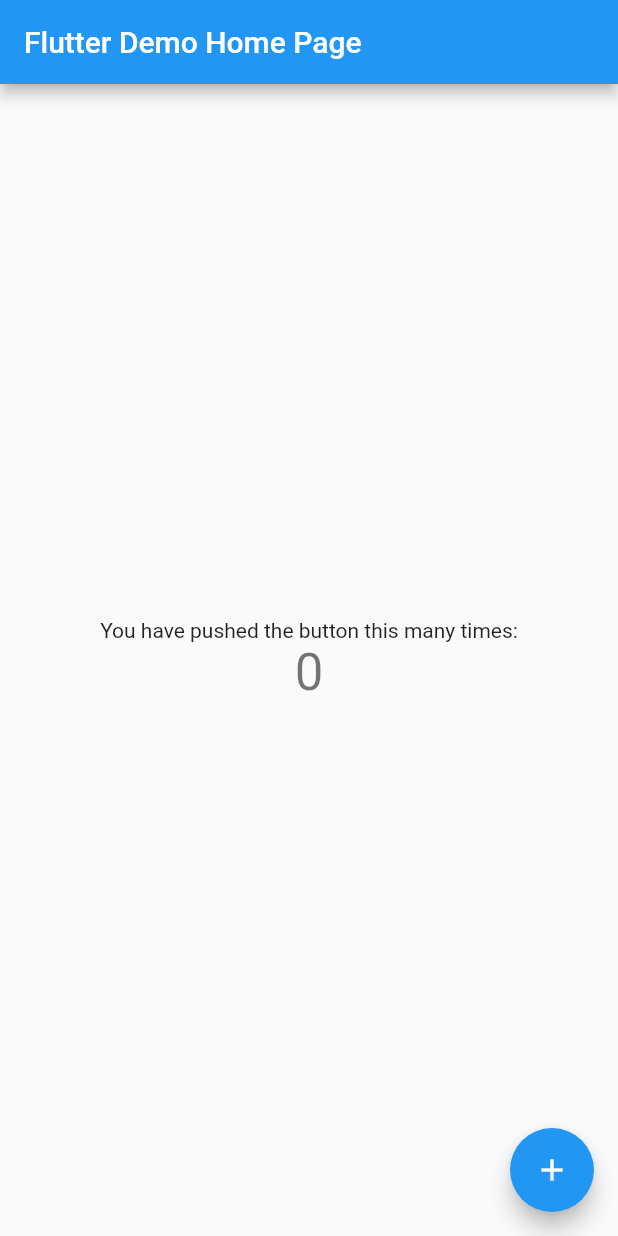
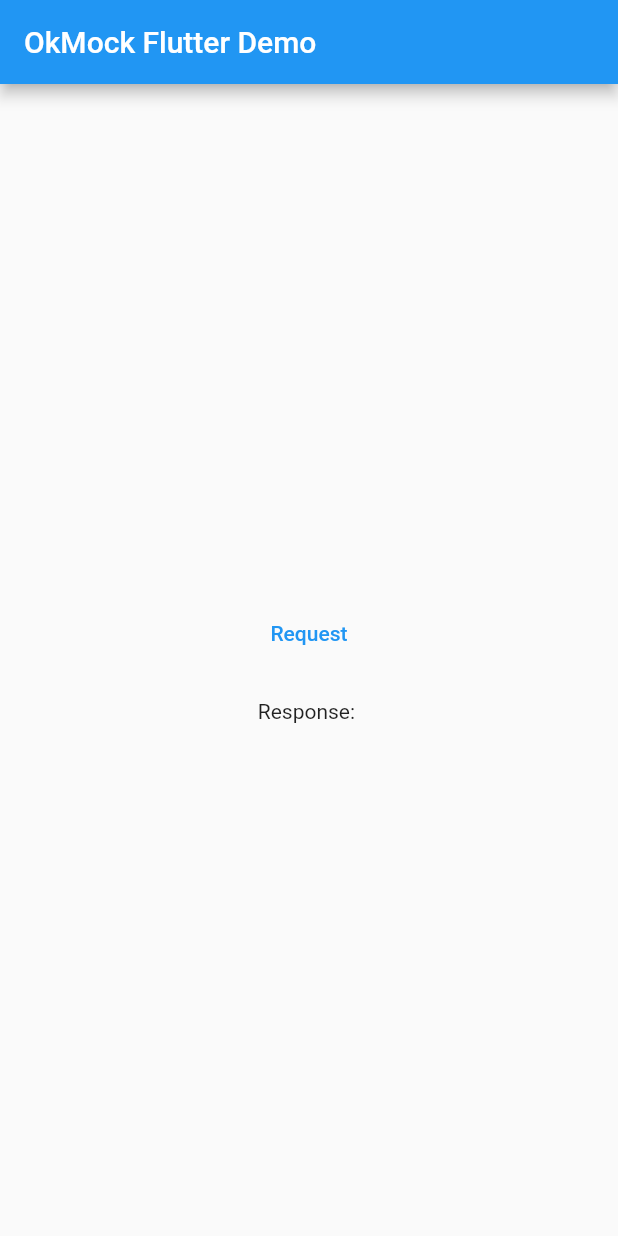
Before and after one commit to esafirm/okmock, a Flutter app: the screen it shows after launch, on a phone screen of 412 x 824 dp. Run offline on Flutter 3.47's test engine with Material 2 defaults, Android fonts, the phone set to English and light mode, and no system bars; our stand-ins replace dio.

Commit message:
Make flutter compatible with the new format

```diff
--- a/flutter_okmock/lib/OkMockAdapter.dart
+++ b/flutter_okmock/lib/OkMockAdapter.dart
@@ -34,7 +34,7 @@
   @override
   String serialize(RequestOptions options, OkMockPayload payload) {
     String time = format.format(DateTime.now());
-    return "$time - Intercept ${options.uri.path} by ${payload.path}";
+    return "$time - Intercept ${options.uri.path} by ${payload.matcher.path}";
   }
 }
 
--- a/flutter_okmock/lib/OkMockPayload.dart
+++ b/flutter_okmock/lib/OkMockPayload.dart
@@ -1,21 +1,13 @@
-class OkMockPayload {
+class Matcher {
   RegExp path;
-  String body;
   String method;
-  int code;
-  String message;
-  Map<String, String> headers;
 
-  OkMockPayload.fromJson(Map<String, dynamic> json) {
+  Matcher.fromJson(Map<String, Object> json) {
     String regexString = _createRegexFromGlob(json["path"]);
     print("regexString: $regexString");
 
     path = RegExp(regexString);
-    body = json["body"].toString();
     method = json["method"];
-    code = json["code"];
-    message = json["message"];
-    headers = json["headers"];
   }
 
   String _createRegexFromGlob(String glob) {
@@ -43,3 +35,30 @@
     return out;
   }
 }
+
+class Mock {
+  String body;
+  int code;
+  String message;
+  Map<String, String> headers;
+
+  Mock.fromJson(Map<String, dynamic> json) {
+    body = json["body"].toString();
+    code = json["code"];
+    message = json["message"];
+    headers = json["headers"];
+  }
+}
+
+class OkMockPayload {
+  Matcher matcher;
+  Mock mock;
+
+  OkMockPayload.fromJson(Map<String, dynamic> json) {
+    Map<String, dynamic> matcherJson = json["matcher"];
+    Map<String, dynamic> mockJson = json["mock"];
+
+    matcher = Matcher.fromJson(matcherJson);
+    mock = Mock.fromJson(mockJson);
+  }
+}
--- a/flutter_sample/lib/http_request.dart
+++ b/flutter_sample/lib/http_request.dart
@@ -3,10 +3,10 @@
 
 Dio _dio;
 
-void getHttp() async {
+dynamic getHttp() async {
   try {
     Response response = await getDio().get("http://www.google.com");
-    print(response);
+    return response.data;
   } catch (e) {
     print(e);
   }
--- a/flutter_sample/lib/main.dart
+++ b/flutter_sample/lib/main.dart
@@ -10,35 +10,17 @@
   @override
   Widget build(BuildContext context) {
     return MaterialApp(
-      title: 'Flutter Demo',
+      title: 'OkMock Flutter Demo',
       theme: ThemeData(
-        // This is the theme of your application.
-        //
-        // Try running your application with "flutter run". You'll see the
-        // application has a blue toolbar. Then, without quitting the app, try
-        // changing the primarySwatch below to Colors.green and then invoke
-        // "hot reload" (press "r" in the console where you ran "flutter run",
-        // or simply save your changes to "hot reload" in a Flutter IDE).
-        // Notice that the counter didn't reset back to zero; the application
-        // is not restarted.
         primarySwatch: Colors.blue,
       ),
-      home: MyHomePage(title: 'Flutter Demo Home Page'),
+      home: MyHomePage(title: 'OkMock Flutter Demo'),
     );
   }
 }
 
 class MyHomePage extends StatefulWidget {
   MyHomePage({Key key, this.title}) : super(key: key);
-
-  // This widget is the home page of your application. It is stateful, meaning
-  // that it has a State object (defined below) that contains fields that affect
-  // how it looks.
-
-  // This class is the configuration for the state. It holds the values (in this
-  // case the title) provided by the parent (in this case the App widget) and
-  // used by the build method of the State. Fields in a Widget subclass are
-  // always marked "final".
 
   final String title;
 
@@ -47,70 +29,31 @@
 }
 
 class _MyHomePageState extends State<MyHomePage> {
-  int _counter = 0;
+  String _response = "";
 
-  void _incrementCounter() {
+  void _doRequest() async {
+    var response = await getHttp();
     setState(() {
-      // This call to setState tells the Flutter framework that something has
-      // changed in this State, which causes it to rerun the build method below
-      // so that the display can reflect the updated values. If we changed
-      // _counter without calling setState(), then the build method would not be
-      // called again, and so nothing would appear to happen.
-      _counter++;
+      _response = response;
     });
-
-    getHttp();
   }
 
   @override
   Widget build(BuildContext context) {
-    // This method is rerun every time setState is called, for instance as done
-    // by the _incrementCounter method above.
-    //
-    // The Flutter framework has been optimized to make rerunning build methods
-    // fast, so that you can just rebuild anything that needs updating rather
-    // than having to individually change instances of widgets.
     return Scaffold(
       appBar: AppBar(
-        // Here we take the value from the MyHomePage object that was created by
-        // the App.build method, and use it to set our appbar title.
         title: Text(widget.title),
       ),
       body: Center(
-        // Center is a layout widget. It takes a single child and positions it
-        // in the middle of the parent.
         child: Column(
-          // Column is also a layout widget. It takes a list of children and
-          // arranges them vertically. By default, it sizes itself to fit its
-          // children horizontally, and tries to be as tall as its parent.
-          //
-          // Invoke "debug painting" (press "p" in the console, choose the
-          // "Toggle Debug Paint" action from the Flutter Inspector in Android
-          // Studio, or the "Toggle Debug Paint" command in Visual Studio Code)
-          // to see the wireframe for each widget.
-          //
-          // Column has various properties to control how it sizes itself and
-          // how it positions its children. Here we use mainAxisAlignment to
-          // center the children vertically; the main axis here is the vertical
-          // axis because Columns are vertical (the cross axis would be
-          // horizontal).
           mainAxisAlignment: MainAxisAlignment.center,
           children: <Widget>[
-            Text(
-              'You have pushed the button this many times:',
-            ),
-            Text(
-              '$_counter',
-              style: Theme.of(context).textTheme.headline4,
-            ),
+            TextButton(onPressed: _doRequest, child: Text("Request")),
+            Padding(padding: EdgeInsets.all(10)),
+            Text('Response: $_response'),
           ],
         ),
       ),
-      floatingActionButton: FloatingActionButton(
-        onPressed: _incrementCounter,
-        tooltip: 'Increment',
-        child: Icon(Icons.add),
-      ), // This trailing comma makes auto-formatting nicer for build methods.
     );
   }
 }
--- a/okmock-cli/mocksamples/mock_sample.yaml
+++ /dev/null
@@ -1,5 +0,0 @@
-path: '*google.com*'
-method: GET
-code: 200
-header: { 'WWW-gabut-ga': 'yes' }
-body: { 'message': 'hello mock' }
```
Also changed, not shown: flutter_okmock/lib/OkMock.dart (+6 -11 lines), okmock-cli/mocksamples/mock_sample.json (deleted, +0 -11 lines), okmock-cli/mocksamples/mock_sample_v2.json (added, +16 -0 lines), flutter_okmock/pubspec.lock, flutter_sample/pubspec.lock, 2 other files.
